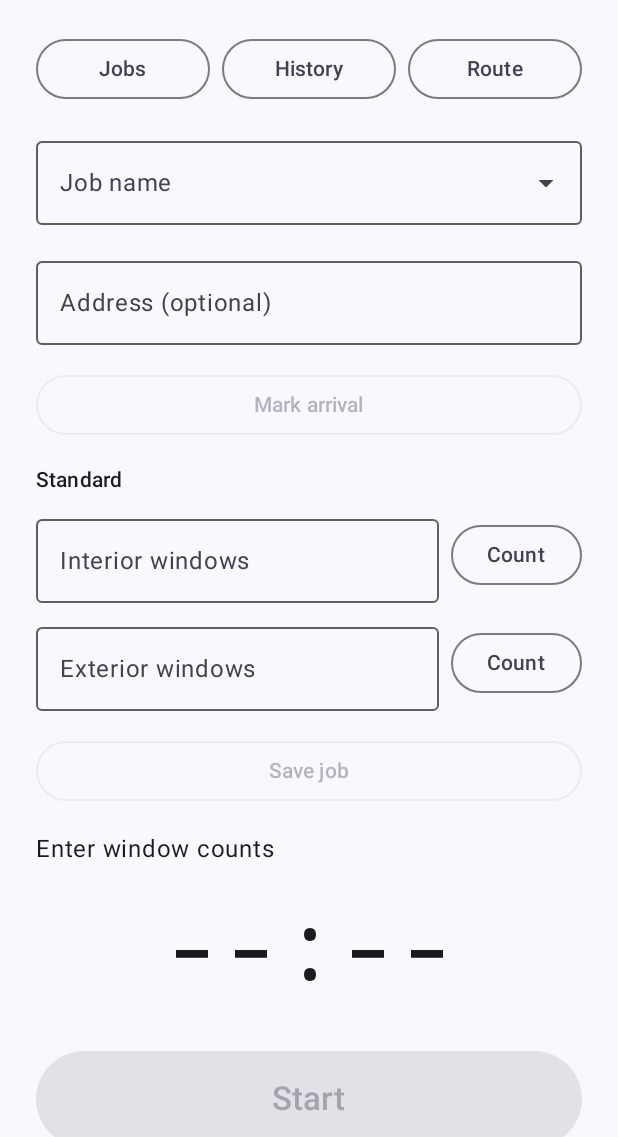
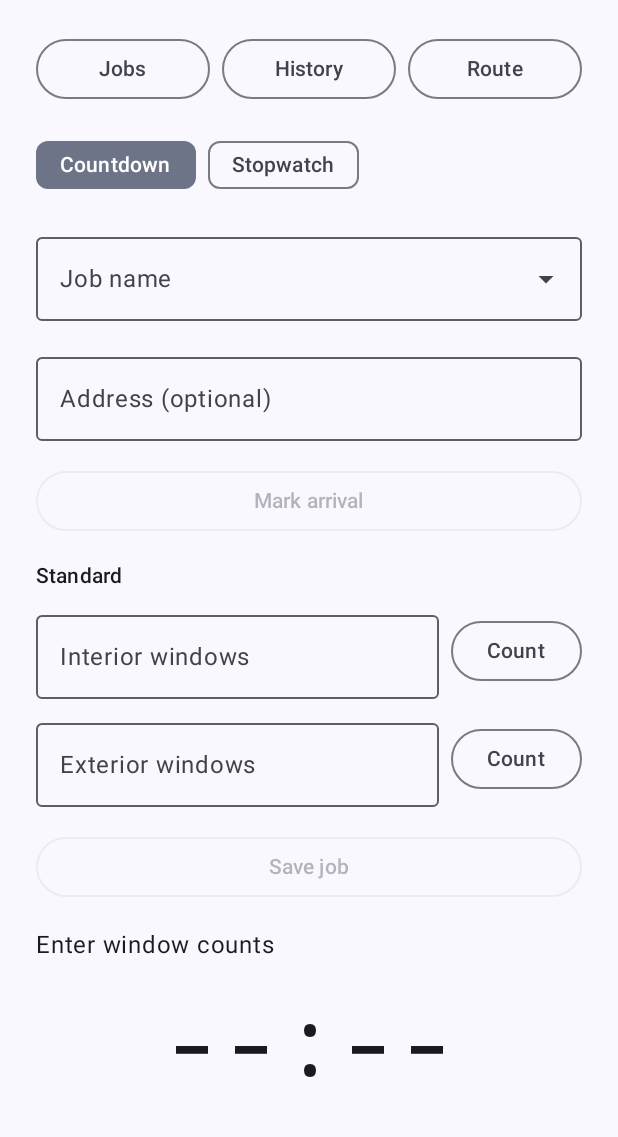
Before and after one commit to ZekrathBloodKyn/window-timer-app, an Android app built with Jetpack Compose: the screen it shows after launch (MainActivity), on a phone screen of 412 x 824 dp, the part 99-1236 px from its top. Run offline under Robolectric (Android 15) with nearby library versions, the phone set to English and light mode, and no system bars; our stand-ins replace Room's generated code; pictures from the network do not load.

Commit message:
Add stopwatch mode
Timer
- Count-up mode with no estimate or interval alerts; windows are counted
  at Finish, per person and per type
- Mode chips on the timer screen (locked while a run is going); the
  notification shows elapsed time, and pause/resume work as before
- Counts entered up front become the plan; otherwise what was done is
  recorded as the plan so the run isn't marked partial

History
- Stopwatch runs show "Stopwatch · Actual ..." instead of an estimate
- Excluded from average estimate and difference, still counted in run
  totals and pace

Co-Authored-By: Claude Sonnet 5.5 <noreply@anthropic.com>
Claude-Session: https://claude.ai/code/session_0176gx4b51u1BgQ67kXLunFD

```diff
--- a/app/src/main/java/dev/wolsey/windowtimer/alerts/AlertSettings.kt
+++ b/app/src/main/java/dev/wolsey/windowtimer/alerts/AlertSettings.kt
@@ -4,8 +4,8 @@ import android.content.Context
 import android.media.MediaMetadataRetriever
 import android.net.Uri
 import android.provider.OpenableColumns
+import androidx.core.content.edit
 import java.io.File
-import androidx.core.content.edit
 
 /** Sound settings for one quarter mark. */
 data class AlertConfig(
--- a/app/src/main/java/dev/wolsey/windowtimer/data/LegacyImport.kt
+++ b/app/src/main/java/dev/wolsey/windowtimer/data/LegacyImport.kt
@@ -2,6 +2,7 @@ package dev.wolsey.windowtimer.data
 
 import android.content.Context
 import android.util.Log
+import androidx.core.content.edit
 import androidx.room.withTransaction
 import dev.wolsey.windowtimer.data.db.AppDatabase
 import dev.wolsey.windowtimer.data.db.Job
@@ -9,7 +10,6 @@ import dev.wolsey.windowtimer.data.db.Run
 import kotlinx.coroutines.Dispatchers
 import kotlinx.coroutines.withContext
 import org.json.JSONArray
-import androidx.core.content.edit
 
 /**
  * Copies jobs and runs saved by earlier versions of the app (kept as JSON in
--- a/app/src/main/java/dev/wolsey/windowtimer/data/RunStats.kt
+++ b/app/src/main/java/dev/wolsey/windowtimer/data/RunStats.kt
@@ -49,7 +49,7 @@ fun summarize(
         if (personId == null) run.windows
         else run.shares(ownerId).firstOrNull { it.personId == personId }?.windows ?: 0
 
-    val full = chosen.filterNot { it.isPartial }
+    val full = chosen.filterNot { it.isPartial || it.plannedMs <= 0L }
     val nFull = full.size
     val fullPlanned = full.sumOf { it.plannedMs }
     val fullActual = full.sumOf { it.actualMs }
--- a/app/src/main/java/dev/wolsey/windowtimer/data/store/PersonStore.kt
+++ b/app/src/main/java/dev/wolsey/windowtimer/data/store/PersonStore.kt
@@ -2,11 +2,11 @@ package dev.wolsey.windowtimer.data.store
 
 import android.content.Context
 import android.database.sqlite.SQLiteConstraintException
+import androidx.core.content.edit
 import dev.wolsey.windowtimer.data.PaceSettings
 import dev.wolsey.windowtimer.data.db.AppDatabase
 import dev.wolsey.windowtimer.data.db.Person
 import kotlinx.coroutines.flow.Flow
-import androidx.core.content.edit
 
 object PersonStore {
     private const val PREFS = "crew"
--- a/app/src/main/java/dev/wolsey/windowtimer/timer/Plan.kt
+++ b/app/src/main/java/dev/wolsey/windowtimer/timer/Plan.kt
@@ -1,7 +1,7 @@
 package dev.wolsey.windowtimer.timer
 
+import dev.wolsey.windowtimer.data.TypeCount
 import dev.wolsey.windowtimer.data.db.Person
-import dev.wolsey.windowtimer.data.TypeCount
 import dev.wolsey.windowtimer.data.db.WindowType
 import dev.wolsey.windowtimer.data.paceFor
 import kotlin.math.roundToLong
--- a/app/src/main/java/dev/wolsey/windowtimer/ui/history/AddRunDialog.kt
+++ b/app/src/main/java/dev/wolsey/windowtimer/ui/history/AddRunDialog.kt
@@ -26,8 +26,8 @@ import androidx.compose.ui.text.input.KeyboardType
 import androidx.compose.ui.unit.dp
 import dev.wolsey.windowtimer.data.Breakdown
 import dev.wolsey.windowtimer.data.Crew
+import dev.wolsey.windowtimer.data.db.Run
 import dev.wolsey.windowtimer.data.store.PersonStore
-import dev.wolsey.windowtimer.data.db.Run
 import dev.wolsey.windowtimer.data.store.TypeStore
 import dev.wolsey.windowtimer.timer.totalMillis
 import dev.wolsey.windowtimer.ui.timer.JobNameField
--- a/app/src/main/java/dev/wolsey/windowtimer/ui/history/CrewEditor.kt
+++ b/app/src/main/java/dev/wolsey/windowtimer/ui/history/CrewEditor.kt
@@ -17,11 +17,11 @@ import androidx.compose.ui.unit.dp
 import dev.wolsey.windowtimer.data.Breakdown
 import dev.wolsey.windowtimer.data.Crew
 import dev.wolsey.windowtimer.data.CrewMember
+import dev.wolsey.windowtimer.data.TypeCount
 import dev.wolsey.windowtimer.data.db.Person
+import dev.wolsey.windowtimer.data.db.Run
+import dev.wolsey.windowtimer.data.db.WindowType
 import dev.wolsey.windowtimer.data.store.PersonStore
-import dev.wolsey.windowtimer.data.db.Run
-import dev.wolsey.windowtimer.data.TypeCount
-import dev.wolsey.windowtimer.data.db.WindowType
 import dev.wolsey.windowtimer.ui.timer.CountRow
 import dev.wolsey.windowtimer.ui.timer.CrewChips
 import dev.wolsey.windowtimer.ui.timer.SavedCrewChips
--- a/app/src/main/java/dev/wolsey/windowtimer/ui/history/EditRunDialog.kt
+++ b/app/src/main/java/dev/wolsey/windowtimer/ui/history/EditRunDialog.kt
@@ -24,8 +24,8 @@ import androidx.compose.ui.text.input.KeyboardType
 import androidx.compose.ui.unit.dp
 import dev.wolsey.windowtimer.data.Breakdown
 import dev.wolsey.windowtimer.data.Crew
+import dev.wolsey.windowtimer.data.db.Run
 import dev.wolsey.windowtimer.data.store.PersonStore
-import dev.wolsey.windowtimer.data.db.Run
 import dev.wolsey.windowtimer.data.store.TypeStore
 
 /**
@@ -110,7 +110,7 @@ fun EditRunDialog(
                 }
 
                 Text("Windows done", style = MaterialTheme.typography.titleSmall)
-                if (plannedText.isNotBlank()) {
+                if (plannedText.isNotBlank() && run.plannedMs > 0) {
                     Text("Planned: $plannedText", style = MaterialTheme.typography.bodySmall)
                 }
                 if (crewState.loaded) {
--- a/app/src/main/java/dev/wolsey/windowtimer/ui/settings/CrewsSection.kt
+++ b/app/src/main/java/dev/wolsey/windowtimer/ui/settings/CrewsSection.kt
@@ -19,8 +19,8 @@ import androidx.compose.ui.Alignment
 import androidx.compose.ui.Modifier
 import androidx.compose.ui.platform.LocalContext
 import androidx.compose.ui.unit.dp
+import dev.wolsey.windowtimer.data.db.SavedCrew
 import dev.wolsey.windowtimer.data.store.PersonStore
-import dev.wolsey.windowtimer.data.db.SavedCrew
 import dev.wolsey.windowtimer.data.store.SavedCrewStore
 import kotlinx.coroutines.launch
 
--- a/app/src/main/java/dev/wolsey/windowtimer/ui/settings/PeopleSection.kt
+++ b/app/src/main/java/dev/wolsey/windowtimer/ui/settings/PeopleSection.kt
@@ -31,13 +31,13 @@ import androidx.compose.ui.Modifier
 import androidx.compose.ui.platform.LocalContext
 import androidx.compose.ui.text.input.KeyboardType
 import androidx.compose.ui.unit.dp
-import dev.wolsey.windowtimer.data.db.Person
-import dev.wolsey.windowtimer.data.store.PersonStore
 import dev.wolsey.windowtimer.data.TypePace
 import dev.wolsey.windowtimer.data.TypePaces
-import dev.wolsey.windowtimer.data.store.TypeStore
+import dev.wolsey.windowtimer.data.db.Person
 import dev.wolsey.windowtimer.data.db.WindowType
 import dev.wolsey.windowtimer.data.paceFor
+import dev.wolsey.windowtimer.data.store.PersonStore
+import dev.wolsey.windowtimer.data.store.TypeStore
 import dev.wolsey.windowtimer.data.typePaceMap
 import kotlinx.coroutines.launch
 
--- a/app/src/main/java/dev/wolsey/windowtimer/ui/settings/WindowTypesSection.kt
+++ b/app/src/main/java/dev/wolsey/windowtimer/ui/settings/WindowTypesSection.kt
@@ -28,8 +28,8 @@ import androidx.compose.ui.Modifier
 import androidx.compose.ui.platform.LocalContext
 import androidx.compose.ui.text.input.KeyboardType
 import androidx.compose.ui.unit.dp
+import dev.wolsey.windowtimer.data.db.WindowType
 import dev.wolsey.windowtimer.data.store.TypeStore
-import dev.wolsey.windowtimer.data.db.WindowType
 import kotlinx.coroutines.launch
 
 /** Lists the window types, each with its own interior and exterior pace. */
--- a/app/src/main/java/dev/wolsey/windowtimer/ui/timer/TimerScreen.kt
+++ b/app/src/main/java/dev/wolsey/windowtimer/ui/timer/TimerScreen.kt
@@ -22,6 +22,7 @@ import androidx.compose.material.icons.Icons
 import androidx.compose.material.icons.filled.Settings
 import androidx.compose.material3.AlertDialog
 import androidx.compose.material3.Button
+import androidx.compose.material3.FilterChip
 import androidx.compose.material3.Icon
 import androidx.compose.material3.IconButton
 import androidx.compose.material3.MaterialTheme
@@ -39,6 +40,7 @@ import androidx.compose.runtime.mutableLongStateOf
 import androidx.compose.runtime.mutableStateOf
 import androidx.compose.runtime.remember
 import androidx.compose.runtime.rememberCoroutineScope
+import androidx.compose.runtime.saveable.rememberSaveable
 import androidx.compose.runtime.setValue
 import androidx.compose.ui.Alignment
 import androidx.compose.ui.Modifier
@@ -54,6 +56,7 @@ import androidx.core.content.ContextCompat
 import dev.wolsey.windowtimer.alerts.Alerts
 import dev.wolsey.windowtimer.data.Breakdown
 import dev.wolsey.windowtimer.data.Crew
+import dev.wolsey.windowtimer.data.TypeCount
 import dev.wolsey.windowtimer.data.db.Job
 import dev.wolsey.windowtimer.data.store.JobStore
 import dev.wolsey.windowtimer.data.store.PersonStore
@@ -103,6 +106,8 @@ fun TimerScreen(
     var elapsed by remember { mutableLongStateOf(0L) }
     var serviceTotal by remember { mutableLongStateOf(0L) }
     var serviceMarks by remember { mutableStateOf<List<Mark>>(emptyList()) }
+    var stopwatchMode by rememberSaveable { mutableStateOf(false) }
+    var serviceStopwatch by remember { mutableStateOf(TimerService.stopwatch) }
     var fired by remember { mutableIntStateOf(TimerService.firedCount) }
 
     // Window types, people, and the open visit for the job name that's entered.
@@ -135,6 +140,7 @@ fun TimerScreen(
             elapsed = TimerService.elapsedMs()
             serviceTotal = TimerService.totalMs
             serviceMarks = TimerService.marks
+            serviceStopwatch = TimerService.stopwatch
             fired = TimerService.firedCount
             delay(250)
         }
@@ -167,7 +173,8 @@ fun TimerScreen(
     val interiorCount = Breakdown.totalInterior(counts)
     val exteriorCount = Breakdown.totalExterior(counts)
     val total = if (running) serviceTotal else totalMillis(counts, types, crew)
-    val canStart = total > 0
+    val isStopwatch = if (running) serviceStopwatch else stopwatchMode
+    val canStart = isStopwatch || total > 0
 
     // While running, the alerts are the ones the service was started with.
     val plan = remember { IntervalSettings.load(context) }
@@ -211,6 +218,24 @@ fun TimerScreen(
             OutlinedButton(onClick = onOpenRoute, modifier = Modifier.weight(1f)) {
                 Text("Route")
             }
+        }
+
+        @Suppress("AssignedValueIsNeverRead")
+        Row(horizontalArrangement = Arrangement.spacedBy(8.dp)) {
+            FilterChip(
+                selected = !isStopwatch,
+                enabled = !running,
+                onClick = {
+                    stopwatchMode = false
+                },
+                label = { Text("Countdown") }
+            )
+            FilterChip(
+                selected = isStopwatch,
+                enabled = !running,
+                onClick = { stopwatchMode = true },
+                label = { Text("Stopwatch") }
+            )
         }
 
         JobNameField(
@@ -329,7 +354,9 @@ fun TimerScreen(
         }
 
         Text(
-            text = if (canStart) {
+            text = if (isStopwatch) {
+                "Stopwatch · no estimate. Count windows when you finish."
+            } else if (canStart) {
                 val crewText = if (crew.size > 1) ", ${crew.size} people" else ""
                 "Estimated: ${formatClock(total)}  " +
                         "($interiorCount interior, $exteriorCount exterior$crewText)"
@@ -337,10 +364,11 @@ fun TimerScreen(
             style = MaterialTheme.typography.bodyLarge
         )
 
-        val overtime = running && elapsed > total
+        val overtime = !isStopwatch && running && elapsed > total
 
         Text(
             text = when {
+                isStopwatch -> formatClock(if (running) elapsed else 0L)
                 overtime -> "+" + formatClock(elapsed - total)
                 running -> formatCountdown(total - elapsed)
                 canStart -> formatClock(total)
@@ -357,7 +385,7 @@ fun TimerScreen(
             modifier = Modifier.fillMaxWidth()
         )
 
-        Column(
+        if (!isStopwatch) Column(
             verticalArrangement = Arrangement.spacedBy(6.dp),
             modifier = Modifier.fillMaxWidth()
         ) {
@@ -443,6 +471,7 @@ fun TimerScreen(
                             .putExtra(TimerService.EXTRA_EXTERIOR, exteriorCount)
                             .putExtra(TimerService.EXTRA_BREAKDOWN, Breakdown.encode(counts))
                             .putExtra(TimerService.EXTRA_INTERIOR_MS, interiorMs)
+                            .putExtra(TimerService.EXTRA_STOPWATCH, isStopwatch)
                     )
                 },
                 enabled = canStart,
@@ -479,8 +508,13 @@ fun TimerScreen(
 
     @Suppress("AssignedValueIsNeverRead")
     if (showFinish) {
+        // A stopwatch run has every type on offer, since nothing was planned per type.
+        val stopwatchPlanned = types.map { type ->
+            counts.firstOrNull { it.typeId == type.id } ?: TypeCount(type.id, type.name, 0, 0)
+        }
         FinishFlow(
-            planned = counts,
+            planned = if (isStopwatch) stopwatchPlanned else counts,
+            stopwatch = isStopwatch,
             crew = crew,
             onConfirm = { done, members ->
                 showFinish = false
```
Also changed, not shown: app/src/main/java/dev/wolsey/windowtimer/timer/TimerService.kt (+45 -13 lines), app/src/main/java/dev/wolsey/windowtimer/ui/history/HistoryScreen.kt (+9 -5 lines), app/src/main/java/dev/wolsey/windowtimer/ui/timer/FinishDialogs.kt (+18 -8 lines), 1 other file.
